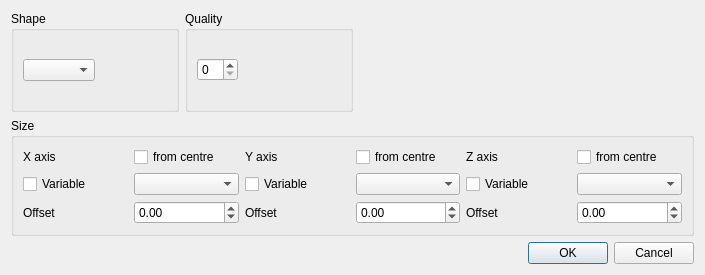
Before: the Qt Designer form shapedialog.ui in FLAME-HPC/flame_visualiser, drawn with Qt 5.
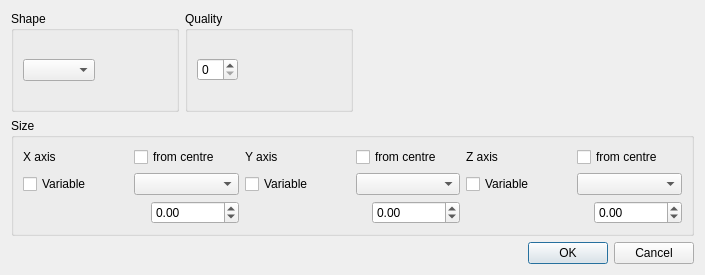
After: the same form once the commit is applied.

Commit message: remove offset labels from shape dialog

The edit to the form file:
```diff
--- a/shapedialog.ui
+++ b/shapedialog.ui
@@ -196,11 +196,17 @@
       <item row="2" column="0">
        <layout class="QHBoxLayout" name="horizontalLayout">
         <item>
-         <widget class="QLabel" name="label">
-          <property name="text">
-           <string>Offset</string>
+         <spacer name="horizontalSpacer_4">
+          <property name="orientation">
+           <enum>Qt::Horizontal</enum>
           </property>
-         </widget>
+          <property name="sizeHint" stdset="0">
+           <size>
+            <width>40</width>
+            <height>20</height>
+           </size>
+          </property>
+         </spacer>
         </item>
         <item>
          <widget class="QDoubleSpinBox" name="doubleSpinBox_X">
@@ -217,11 +223,17 @@
       <item row="2" column="1">
        <layout class="QHBoxLayout" name="horizontalLayout_3">
         <item>
-         <widget class="QLabel" name="label_2">
-          <property name="text">
-           <string>Offset</string>
+         <spacer name="horizontalSpacer_5">
+          <property name="orientation">
+           <enum>Qt::Horizontal</enum>
           </property>
-         </widget>
+          <property name="sizeHint" stdset="0">
+           <size>
+            <width>40</width>
+            <height>20</height>
+           </size>
+          </property>
+         </spacer>
         </item>
         <item>
          <widget class="QDoubleSpinBox" name="doubleSpinBox_Y">
@@ -238,11 +250,17 @@
       <item row="2" column="2">
        <layout class="QHBoxLayout" name="horizontalLayout_5">
         <item>
-         <widget class="QLabel" name="label_3">
-          <property name="text">
-           <string>Offset</string>
+         <spacer name="horizontalSpacer_6">
+          <property name="orientation">
+           <enum>Qt::Horizontal</enum>
           </property>
-         </widget>
+          <property name="sizeHint" stdset="0">
+           <size>
+            <width>40</width>
+            <height>20</height>
+           </size>
+          </property>
+         </spacer>
         </item>
         <item>
          <widget class="QDoubleSpinBox" name="doubleSpinBox_Z">
```
The commit also changes 1 other file.
